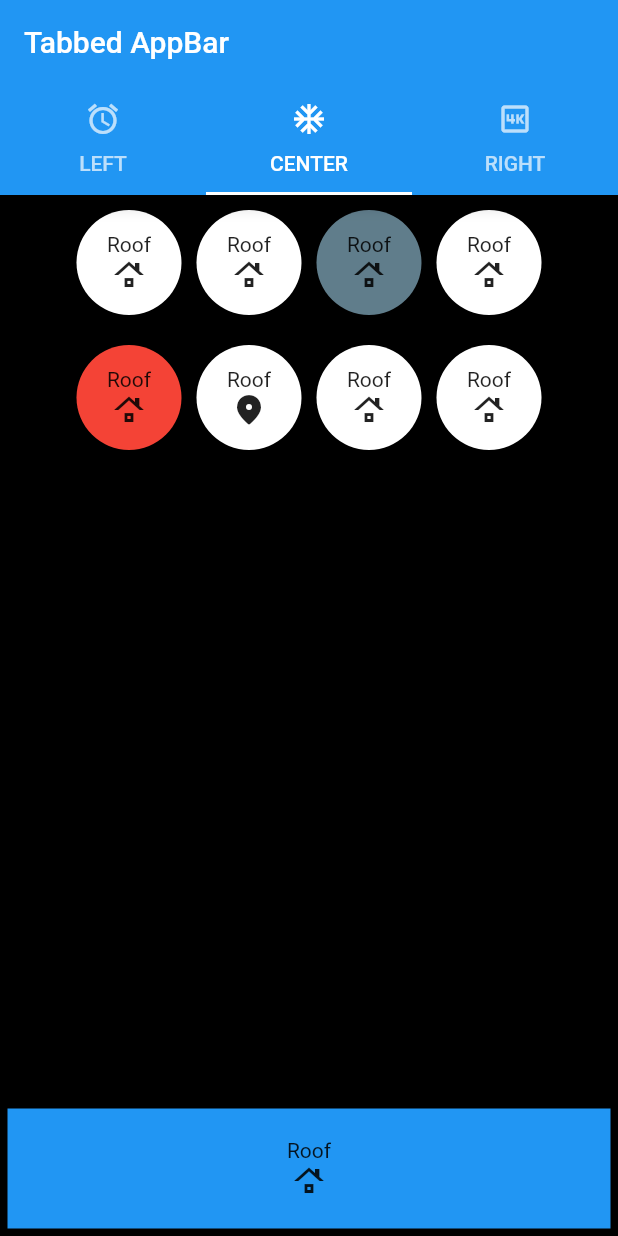
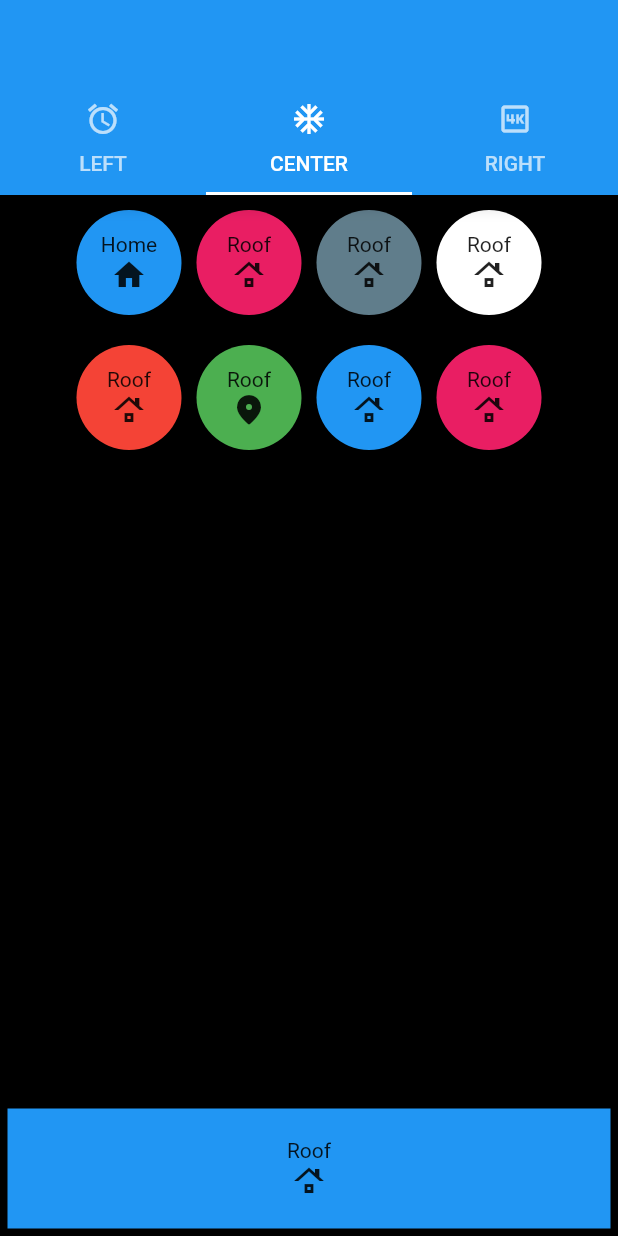
Before and after one commit to mahbd/tab_bar, a Flutter app: the screen it shows after launch, tab 2 chosen, on a phone screen of 412 x 824 dp. Run offline on Flutter 3.47's test engine with Material 2 defaults, Android fonts, the light colour scheme and no system bars; our stand-ins replace animated_text_kit.

Commit message:
Flutter class 21-Nov-2021-complete

```diff
--- a/lib/center.dart
+++ b/lib/center.dart
@@ -19,14 +19,16 @@ class _CenterTabState extends State<CenterTab> {
               mainAxisAlignment: MainAxisAlignment.center,
               children: const [
                 TopRowChild(
-                  text: "Roof",
+                  text: "Home",
                   icon: Icon(
-                    Icons.roofing,
+                    Icons.home,
                   ),
+                  bgColor: Colors.blue,
                 ),
                 TopRowChild(
                   text: "Roof",
                   icon: Icon(Icons.roofing),
+                  bgColor: Colors.pink,
                 ),
                 TopRowChild(
                   text: "Roof",
@@ -50,14 +52,17 @@ class _CenterTabState extends State<CenterTab> {
                 TopRowChild(
                   text: "Roof",
                   icon: Icon(Icons.room_rounded),
+                  bgColor: Colors.green,
                 ),
                 TopRowChild(
                   text: "Roof",
                   icon: Icon(Icons.roofing),
+                  bgColor: Colors.blue,
                 ),
                 TopRowChild(
                   text: "Roof",
                   icon: Icon(Icons.roofing),
+                  bgColor: Colors.pink,
                 ),
               ],
             ),
--- a/lib/main.dart
+++ b/lib/main.dart
@@ -39,7 +39,6 @@ class _TabOpenerState extends State<TabOpener> {
   Widget build(BuildContext context) {
     return Scaffold(
       appBar: AppBar(
-        title: const Text('Tabbed AppBar'),
         bottom: const TabBar(
           tabs: <Widget>[
             Tab(text: 'LEFT', icon: Icon(Icons.alarm)),
```
Also changed, not shown: lib/left_side.dart (+5 -2 lines), lib/right_page.dart (+6 -2 lines).
